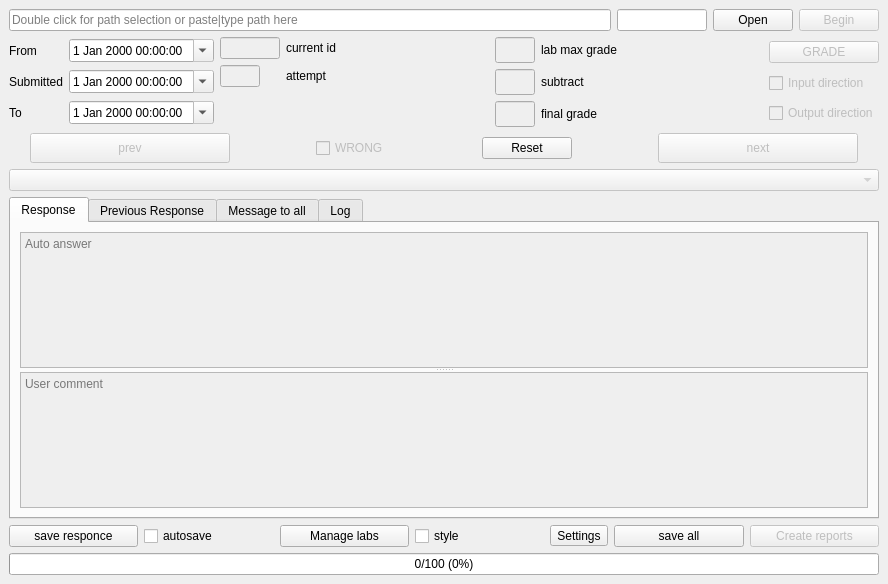
This is main_window.ui in jlphillipsphd/CSCI-3130-Grader as Qt 5 draws it before an edit. The edited form follows.
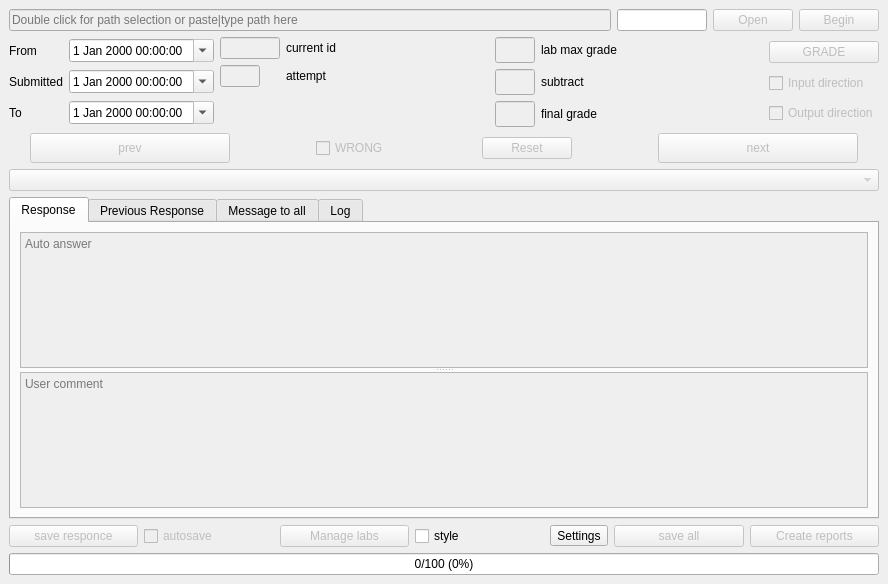
This is the edited form. Icons and pictures are not drawn. Custom widgets are drawn as their Qt base class.

Diff of the .ui file:
```diff
--- a/main_window.ui
+++ b/main_window.ui
@@ -29,6 +29,9 @@
      <layout class="QHBoxLayout" name="horizontalLayout_12">
       <item>
        <widget class="BetterLineEdit" name="input_file_location">
+        <property name="enabled">
+         <bool>false</bool>
+        </property>
         <property name="locale">
          <locale language="English" country="UnitedStates"/>
         </property>
@@ -55,6 +58,9 @@
       </item>
       <item>
        <widget class="QPushButton" name="but_file_open">
+        <property name="enabled">
+         <bool>false</bool>
+        </property>
         <property name="locale">
          <locale language="English" country="UnitedStates"/>
         </property>
@@ -493,6 +499,9 @@
       </item>
       <item>
        <widget class="QPushButton" name="but_reset">
+        <property name="enabled">
+         <bool>false</bool>
+        </property>
         <property name="minimumSize">
          <size>
           <width>60</width>
@@ -699,7 +708,7 @@
       <item>
        <widget class="QPushButton" name="but_save_response">
         <property name="enabled">
-         <bool>true</bool>
+         <bool>false</bool>
         </property>
         <property name="locale">
          <locale language="English" country="UnitedStates"/>
@@ -711,6 +720,9 @@
       </item>
       <item>
        <widget class="QCheckBox" name="check_autosave">
+        <property name="enabled">
+         <bool>false</bool>
+        </property>
         <property name="text">
          <string>autosave</string>
         </property>
@@ -718,6 +730,9 @@
       </item>
       <item>
        <widget class="QPushButton" name="manage_labs_but">
+        <property name="enabled">
+         <bool>false</bool>
+        </property>
         <property name="text">
          <string>Manage labs</string>
         </property>
@@ -743,7 +758,7 @@
       <item>
        <widget class="QPushButton" name="but_save_all">
         <property name="enabled">
-         <bool>true</bool>
+         <bool>false</bool>
         </property>
         <property name="locale">
          <locale language="English" country="UnitedStates"/>
```
